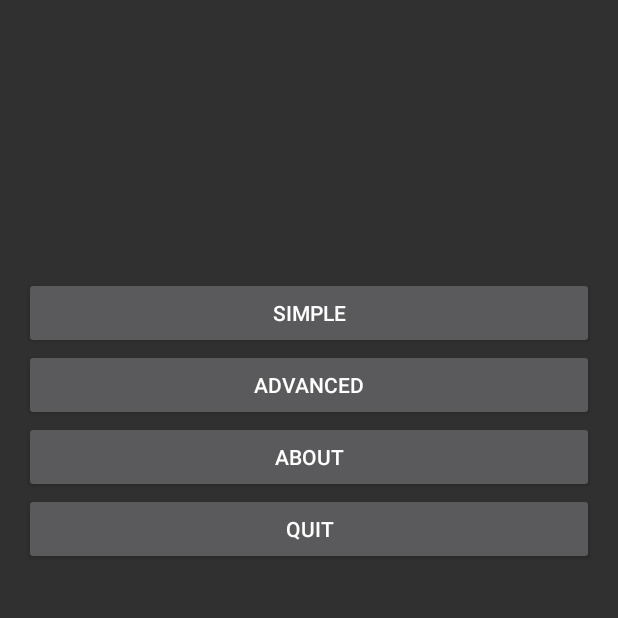
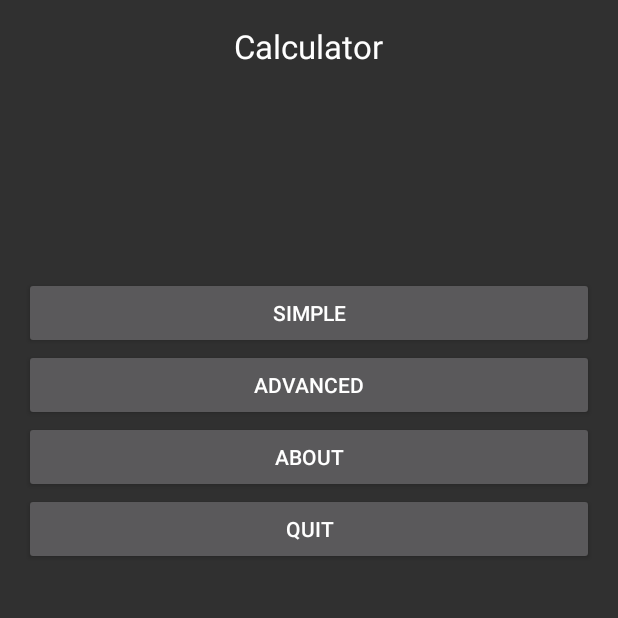
Before and after one commit to Zehiel/PAM, an Android app: the screen it shows after launch (MainActivity), on a phone screen of 412 x 824 dp, the top half of it. Run offline under Robolectric (Android 15) with nearby library versions, the phone set to English and light mode, and no system bars.

Commit message:
Added buttons functionality in menu

```diff
--- a/Calculator/app/src/main/res/layout/activity_main.xml
+++ b/Calculator/app/src/main/res/layout/activity_main.xml
@@ -16,35 +16,8 @@
         android:layout_alignParentTop="true"
         android:layout_centerHorizontal="true"
         android:id="@+id/title_view"
-        tools:text="@string/app_name"
-        android:textAppearance="@style/TextAppearance.AppCompat.Large" />
-
-    <Button
-        android:text="Advanced"
-        android:layout_width="wrap_content"
-        android:layout_height="wrap_content"
-        android:layout_below="@+id/simple_calc_button"
-        android:id="@+id/advanced_calc_button"
-        android:layout_alignParentStart="true"
-        android:layout_alignParentEnd="true" />
-
-    <Button
-        android:text="Quit"
-        android:layout_width="wrap_content"
-        android:layout_height="wrap_content"
-        android:layout_below="@+id/about_button"
-        android:layout_alignStart="@+id/about_button"
-        android:id="@+id/quit_button"
-        android:layout_alignParentEnd="true" />
-
-    <Button
-        android:text="About"
-        android:layout_width="wrap_content"
-        android:layout_height="wrap_content"
-        android:id="@+id/about_button"
-        android:layout_below="@+id/advanced_calc_button"
-        android:layout_alignStart="@+id/advanced_calc_button"
-        android:layout_alignParentEnd="true" />
+        android:textAppearance="@style/TextAppearance.AppCompat.Large"
+        android:text="Calculator" />
 
     <Button
         android:text="Simple"
@@ -54,5 +27,38 @@
         android:id="@+id/simple_calc_button"
         android:layout_below="@+id/title_view"
         android:layout_alignParentStart="true"
-        android:layout_alignParentEnd="true" />
+        android:layout_alignParentEnd="true"
+        android:onClick="gotoSimpleCalcActivity"/>
+
+    <Button
+        android:text="Advanced"
+        android:layout_width="wrap_content"
+        android:layout_height="wrap_content"
+        android:layout_below="@+id/simple_calc_button"
+        android:id="@+id/advanced_calc_button"
+        android:layout_alignParentStart="true"
+        android:layout_alignParentEnd="true"
+        android:onClick="gotoAdvancedCalcActivity"/>
+
+    <Button
+        android:text="About"
+        android:layout_width="wrap_content"
+        android:layout_height="wrap_content"
+        android:id="@+id/about_button"
+        android:layout_below="@+id/advanced_calc_button"
+        android:layout_alignStart="@+id/advanced_calc_button"
+        android:layout_alignParentEnd="true"
+        android:onClick="gotoAboutActivity"/>
+
+    <Button
+        android:text="Quit"
+        android:layout_width="wrap_content"
+        android:layout_height="wrap_content"
+        android:layout_below="@+id/about_button"
+        android:layout_alignStart="@+id/about_button"
+        android:id="@+id/quit_button"
+        android:layout_alignParentEnd="true"
+        android:onClick="quitApp"/>
+
+
 </RelativeLayout>
```
Also changed, not shown: Calculator/app/src/main/java/com/calc/zehiel/calculator/MainActivity.java (+21 -0 lines).
